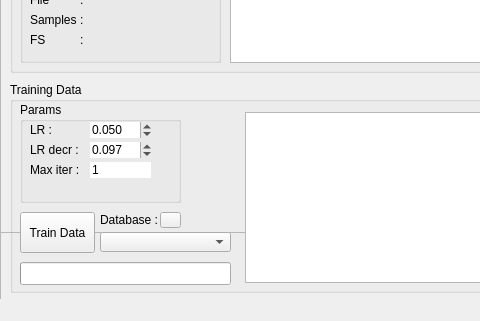
First picture: the form in Program/view/ui_files/MainWindow.ui, repository sukorenomw/MFCC-and-LVQ-for-TDSV, before the edit; both pictures show x 0 to 480 and y 137 to 458 of the 673 by 458 pixel window.
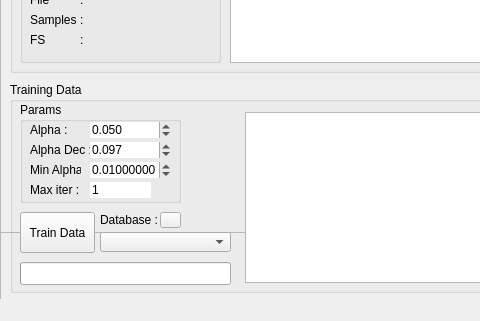
Second picture: the form after the edit. Icons and pictures are not drawn. Custom widgets are drawn as their Qt base class.

The edit to the form file:
```diff
--- a/Program/view/ui_files/MainWindow.ui
+++ b/Program/view/ui_files/MainWindow.ui
@@ -462,12 +462,12 @@
         <rect>
          <x>10</x>
          <y>20</y>
-         <width>31</width>
+         <width>41</width>
          <height>16</height>
         </rect>
        </property>
        <property name="text">
-        <string>LR : </string>
+        <string>Alpha :</string>
        </property>
       </widget>
       <widget class="QLabel" name="learningRDecrLbl">
@@ -475,19 +475,19 @@
         <rect>
          <x>10</x>
          <y>40</y>
-         <width>51</width>
+         <width>61</width>
          <height>16</height>
         </rect>
        </property>
        <property name="text">
-        <string>LR decr : </string>
+        <string>Alpha Dec :</string>
        </property>
       </widget>
       <widget class="QLabel" name="iterLbl">
        <property name="geometry">
         <rect>
          <x>10</x>
-         <y>60</y>
+         <y>80</y>
          <width>51</width>
          <height>16</height>
         </rect>
@@ -501,7 +501,7 @@
         <rect>
          <x>70</x>
          <y>20</y>
-         <width>62</width>
+         <width>81</width>
          <height>16</height>
         </rect>
        </property>
@@ -532,7 +532,7 @@
         <rect>
          <x>70</x>
          <y>40</y>
-         <width>62</width>
+         <width>81</width>
          <height>16</height>
         </rect>
        </property>
@@ -562,7 +562,7 @@
        <property name="geometry">
         <rect>
          <x>70</x>
-         <y>60</y>
+         <y>80</y>
          <width>61</width>
          <height>16</height>
         </rect>
@@ -583,6 +583,50 @@
         <number>1</number>
        </property>
       </widget>
+      <widget class="QDoubleSpinBox" name="minAlpha">
+       <property name="geometry">
+        <rect>
+         <x>70</x>
+         <y>60</y>
+         <width>81</width>
+         <height>16</height>
+        </rect>
+       </property>
+       <property name="toolTip">
+        <string>Learning Rate Decrement Value</string>
+       </property>
+       <property name="frame">
+        <bool>false</bool>
+       </property>
+       <property name="buttonSymbols">
+        <enum>QAbstractSpinBox::UpDownArrows</enum>
+       </property>
+       <property name="decimals">
+        <number>8</number>
+       </property>
+       <property name="maximum">
+        <double>9999.998999999999796</double>
+       </property>
+       <property name="singleStep">
+        <double>0.001000000000000</double>
+       </property>
+       <property name="value">
+        <double>0.010000000000000</double>
+       </property>
+      </widget>
+      <widget class="QLabel" name="learningRDecrLbl_2">
+       <property name="geometry">
+        <rect>
+         <x>10</x>
+         <y>60</y>
+         <width>51</width>
+         <height>16</height>
+        </rect>
+       </property>
+       <property name="text">
+        <string>Min Alpha : </string>
+       </property>
+      </widget>
      </widget>
      <widget class="QLabel" name="iterLbl_2">
       <property name="geometry">
```
